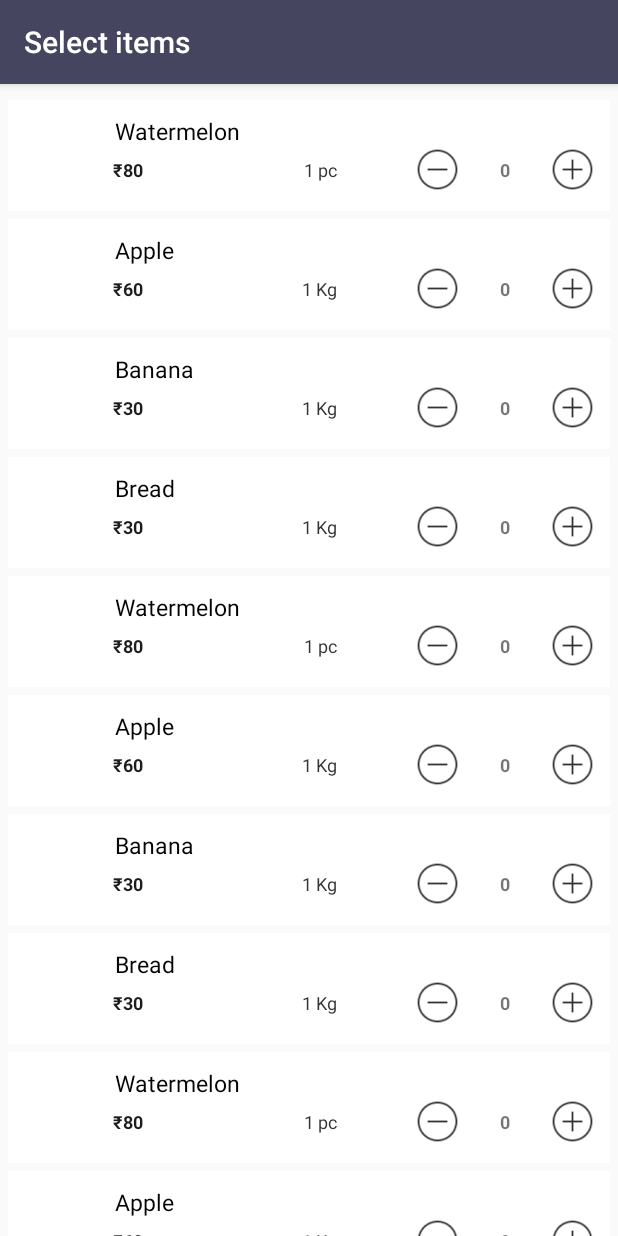
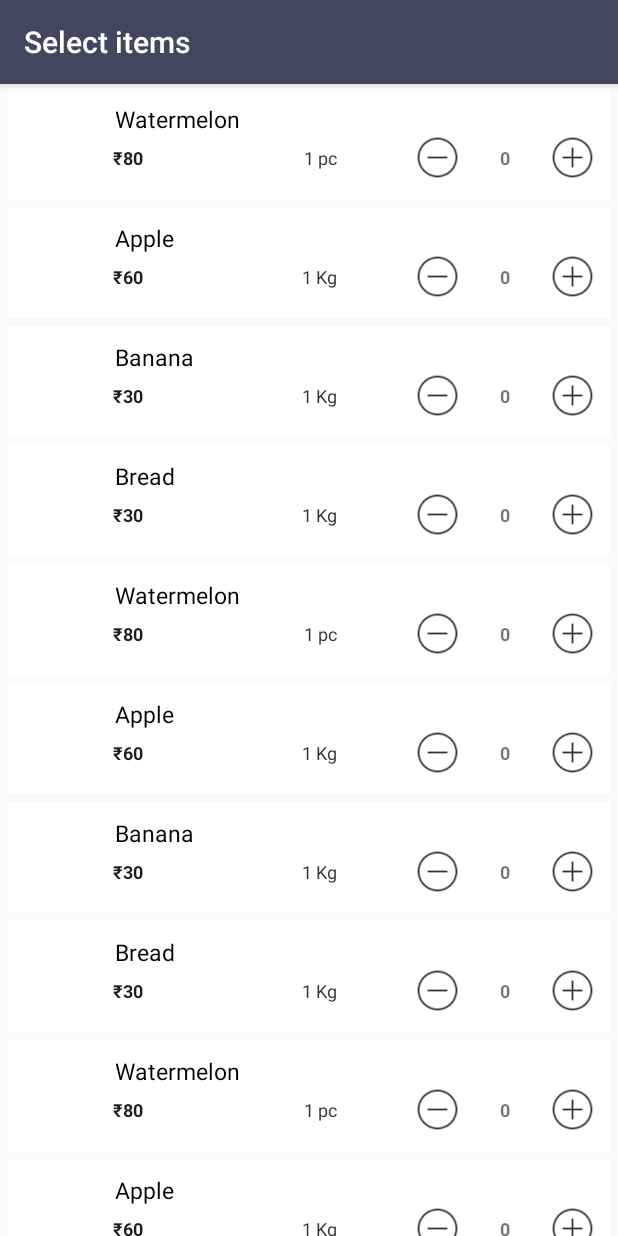
Before and after one commit to mridah/sample-grocery-app, an Android app: the screen it shows after launch (MainActivity), on a phone screen of 412 x 824 dp. Run offline under Robolectric (Android 15) with nearby library versions, the phone set to English and light mode, and no system bars; 1 statement that could not run was skipped.

Commit message:
Fix sudden height change

```diff
--- a/app/src/main/res/layout/activity_main.xml
+++ b/app/src/main/res/layout/activity_main.xml
@@ -7,6 +7,7 @@
     android:layout_height="match_parent"
     android:orientation="vertical"
     android:weightSum="1"
+    android:animateLayoutChanges= "true"
     tools:context="com.mridulahuja.groceryapp.activities.MainActivity">
 
     <android.support.v7.widget.RecyclerView
@@ -15,7 +16,7 @@
         android:layout_height="match_parent"
         android:scrollbars="vertical"
         app:layout_constraintTop_toTopOf="parent"
-        android:layout_marginTop="8dp"
+        android:layout_marginTop="0dp"
         app:layout_constraintLeft_toLeftOf="parent"
         app:layout_constraintRight_toRightOf="parent"
         android:layout_weight="1"
```
Also changed, not shown: app/src/main/java/com/mridulahuja/groceryapp/activities/MainActivity.java (+0 -14 lines).
